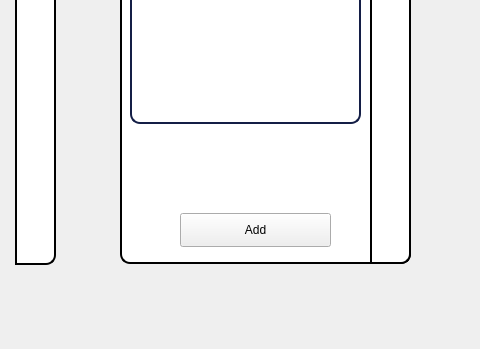
First picture: the form in contract.ui, repository HyperDarkmoon/TVEmpire, before the edit; both pictures show x 0 to 480 and y 427 to 776 of the 1276 by 776 pixel window.
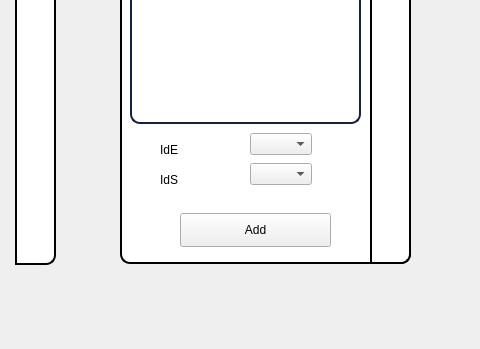
Second picture: the form after the edit. Icons and pictures are not drawn.

Diff of the .ui file:
```diff
--- a/contract.ui
+++ b/contract.ui
@@ -483,6 +483,52 @@
      </rect>
     </property>
    </widget>
+   <widget class="QComboBox" name="idE">
+    <property name="geometry">
+     <rect>
+      <x>130</x>
+      <y>520</y>
+      <width>62</width>
+      <height>22</height>
+     </rect>
+    </property>
+   </widget>
+   <widget class="QComboBox" name="idS">
+    <property name="geometry">
+     <rect>
+      <x>130</x>
+      <y>550</y>
+      <width>62</width>
+      <height>22</height>
+     </rect>
+    </property>
+   </widget>
+   <widget class="QLabel" name="label_9">
+    <property name="geometry">
+     <rect>
+      <x>40</x>
+      <y>530</y>
+      <width>47</width>
+      <height>14</height>
+     </rect>
+    </property>
+    <property name="text">
+     <string>IdE</string>
+    </property>
+   </widget>
+   <widget class="QLabel" name="label_11">
+    <property name="geometry">
+     <rect>
+      <x>40</x>
+      <y>560</y>
+      <width>47</width>
+      <height>14</height>
+     </rect>
+    </property>
+    <property name="text">
+     <string>IdS</string>
+    </property>
+   </widget>
    <zorder>label_5</zorder>
    <zorder>lineEdit_2</zorder>
    <zorder>add_btn</zorder>
@@ -497,6 +543,10 @@
    <zorder>label_10</zorder>
    <zorder>lineEdit_4</zorder>
    <zorder>lineEdit_6</zorder>
+   <zorder>idE</zorder>
+   <zorder>idS</zorder>
+   <zorder>label_9</zorder>
+   <zorder>label_11</zorder>
   </widget>
  </widget>
  <resources/>
```
